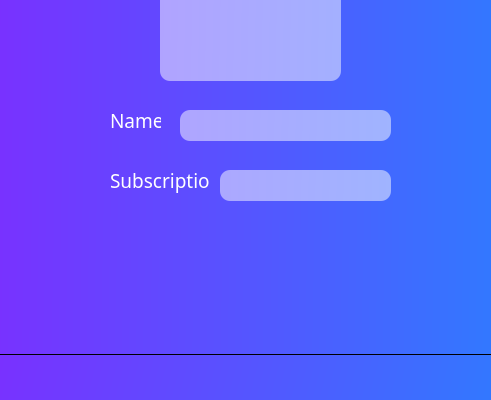
AzallazA/VibeShare, file vs.ui: the form before one commit; both pictures show x 350 to 841 and y 245 to 645 of the 1200 by 645 pixel window.
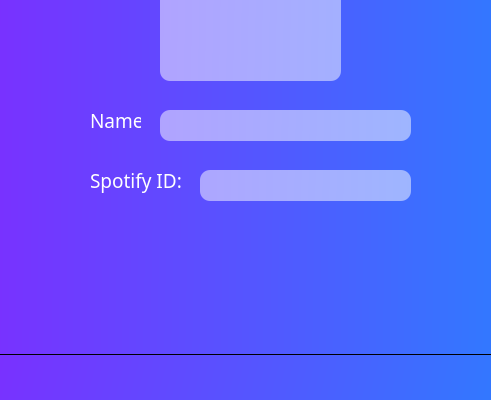
The form after the commit. The open tabs and pages were chosen to show the change. Icons and pictures are not drawn.

Commit message: -Fixed dual sign in issue - Added Imported User Profile Info

Diff of the .ui file:
```diff
--- a/vs.ui
+++ b/vs.ui
@@ -1821,9 +1821,9 @@
         <widget class="QFrame" name="infoFrame">
          <property name="geometry">
           <rect>
-           <x>440</x>
+           <x>420</x>
            <y>260</y>
-           <width>301</width>
+           <width>331</width>
            <height>141</height>
           </rect>
          </property>
@@ -1855,24 +1855,6 @@
            <string>Name: </string>
           </property>
          </widget>
-         <widget class="QLabel" name="nameBox">
-          <property name="geometry">
-           <rect>
-            <x>80</x>
-            <y>20</y>
-            <width>211</width>
-            <height>31</height>
-           </rect>
-          </property>
-          <property name="styleSheet">
-           <string notr="true">background-color: rgba(255, 255, 255, 0.5);
-border-style: none;
-border-radius: 10px;</string>
-          </property>
-          <property name="text">
-           <string/>
-          </property>
-         </widget>
          <widget class="QLabel" name="subscriptLabel">
           <property name="geometry">
            <rect>
@@ -1892,25 +1874,43 @@
            <string notr="true">color: rgb(255, 255, 255);</string>
           </property>
           <property name="text">
-           <string>Subscription:</string>
+           <string>Spotify ID:</string>
           </property>
          </widget>
-         <widget class="QLabel" name="subscriptBox">
+         <widget class="QTextEdit" name="name_txtbox">
+          <property name="geometry">
+           <rect>
+            <x>80</x>
+            <y>20</y>
+            <width>251</width>
+            <height>31</height>
+           </rect>
+          </property>
+          <property name="styleSheet">
+           <string notr="true">background-color: rgba(255, 255, 255, 0.5);
+border-radius: 10px;
+border-style: none;
+color: white;
+font-size: 12pt;
+height: 30px;</string>
+          </property>
+         </widget>
+         <widget class="QTextEdit" name="sub_txtbox">
           <property name="geometry">
            <rect>
             <x>120</x>
             <y>80</y>
-            <width>171</width>
+            <width>211</width>
             <height>31</height>
            </rect>
           </property>
           <property name="styleSheet">
            <string notr="true">background-color: rgba(255, 255, 255, 0.5);
+border-radius: 10px;
 border-style: none;
-border-radius: 10px;</string>
-          </property>
-          <property name="text">
-           <string/>
+color: white;
+font-size: 12pt;
+height: 30px;</string>
           </property>
          </widget>
         </widget>
```
Left out of the diff: 2 changed lines with no effect on the pictures. The commit also changes 2 other files.
